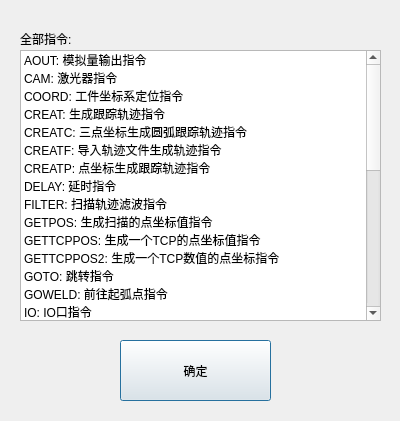
qubo188612/qtwelding, file othercmddlg.ui: the form before one commit.
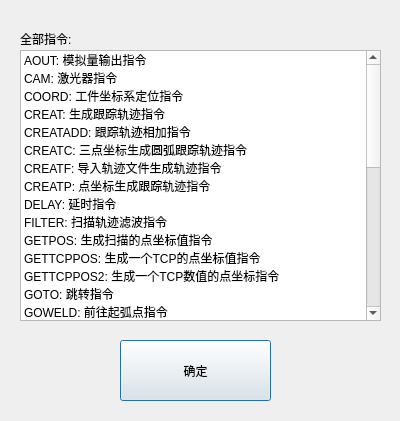
The form after the commit.

Patch:
```diff
--- a/othercmddlg.ui
+++ b/othercmddlg.ui
@@ -71,6 +71,11 @@
      <string>CREAT: 生成跟踪轨迹指令</string>
     </property>
    </item>
+   <item>
+    <property name="text">
+     <string>CREATADD: 跟踪轨迹相加指令</string>
+    </property>
+   </item>
    <item>
     <property name="text">
      <string>CREATC: 三点坐标生成圆弧跟踪轨迹指令</string>
```
